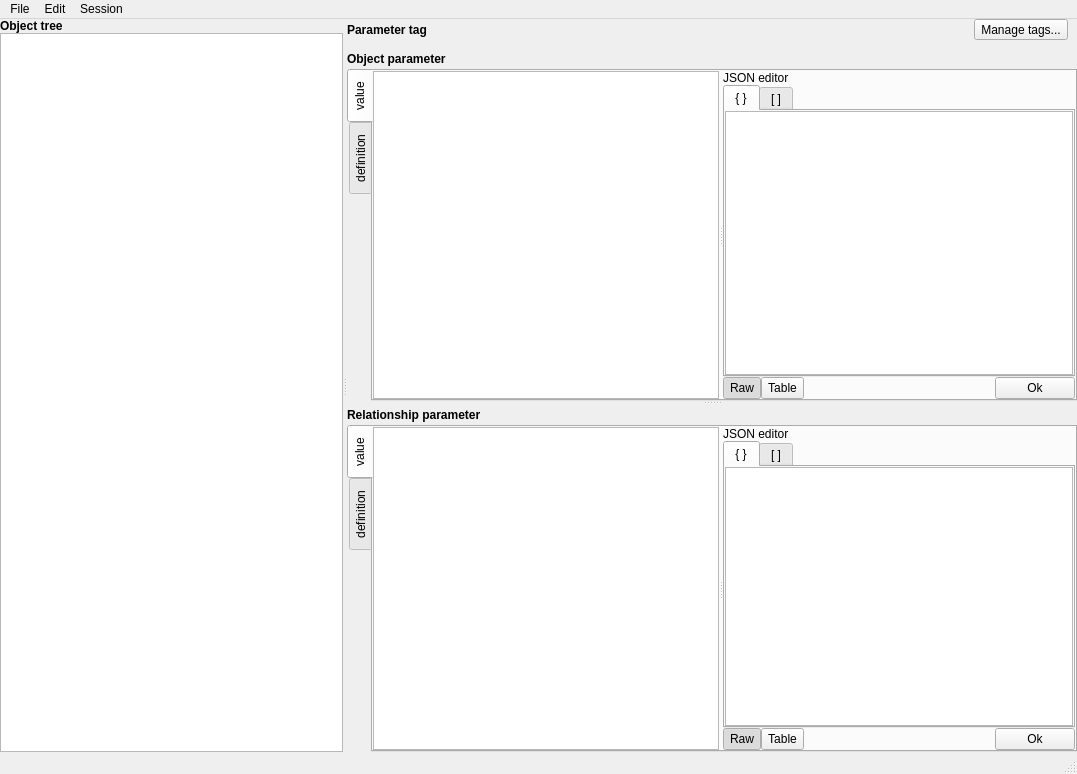
Old version of the form spinetoolbox/ui/tree_view_form.ui in the repository spine-tools/Spine-Toolbox.
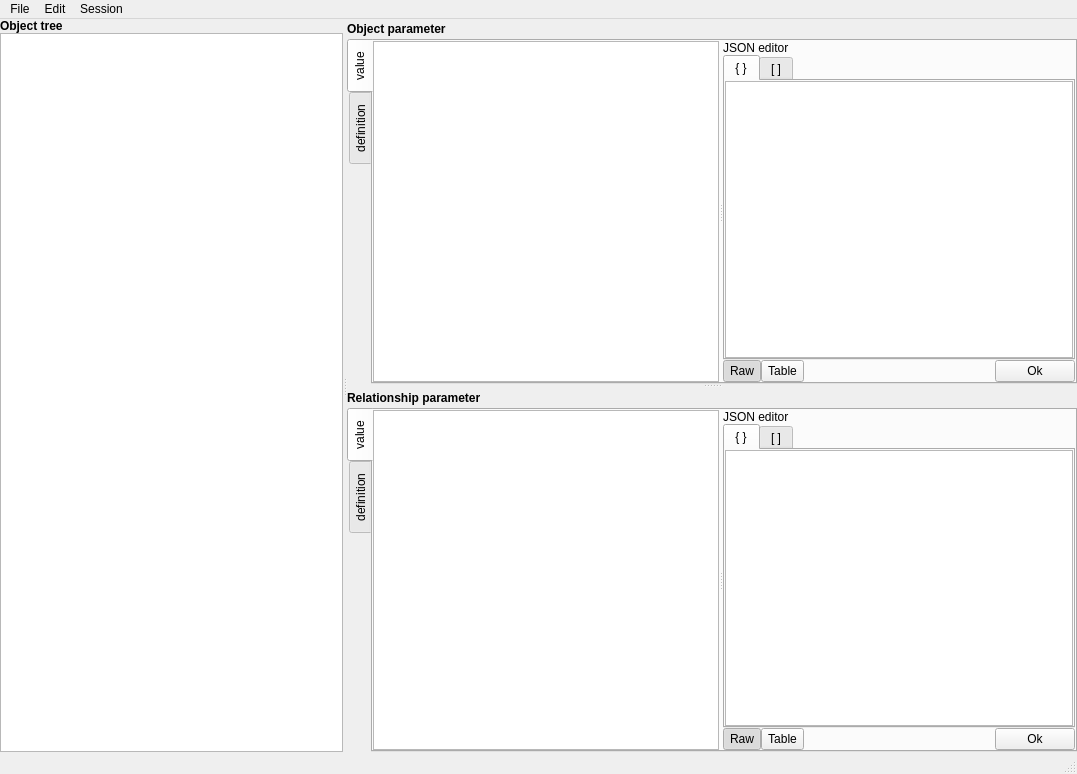
New version of the form. Icons and pictures are not drawn. Custom widgets are drawn as their Qt base class.

Commit message: Issue #253 updated: complete support for parameter tags.

```diff
--- a/spinetoolbox/ui/tree_view_form.ui
+++ b/spinetoolbox/ui/tree_view_form.ui
@@ -113,68 +113,6 @@
             <property name="leftMargin">
              <number>0</number>
             </property>
-            <item>
-             <layout class="QHBoxLayout" name="horizontalLayout_parameter_tag">
-              <property name="spacing">
-               <number>0</number>
-              </property>
-              <property name="rightMargin">
-               <number>9</number>
-              </property>
-              <property name="bottomMargin">
-               <number>9</number>
-              </property>
-              <item>
-               <widget class="QLabel" name="label_object_parameter_tag">
-                <property name="font">
-                 <font>
-                  <weight>75</weight>
-                  <bold>true</bold>
-                 </font>
-                </property>
-                <property name="text">
-                 <string>Parameter tag</string>
-                </property>
-                <property name="alignment">
-                 <set>Qt::AlignLeading|Qt::AlignLeft|Qt::AlignVCenter</set>
-                </property>
-               </widget>
-              </item>
-              <item>
-               <layout class="QHBoxLayout" name="horizontalLayout_parameter_tag_clicker">
-                <property name="spacing">
-                 <number>0</number>
-                </property>
-                <property name="sizeConstraint">
-                 <enum>QLayout::SetMinimumSize</enum>
-                </property>
-                <property name="leftMargin">
-                 <number>6</number>
-                </property>
-               </layout>
-              </item>
-              <item>
-               <spacer name="horizontalSpacer_6">
-                <property name="orientation">
-                 <enum>Qt::Horizontal</enum>
-                </property>
-                <property name="sizeHint" stdset="0">
-                 <size>
-                  <width>40</width>
-                  <height>20</height>
-                 </size>
-                </property>
-               </spacer>
-              </item>
-              <item>
-               <widget class="QToolButton" name="toolButton_manage_parameter_tags">
-                <property name="text">
-                 <string>Manage tags...</string>
-                </property>
-               </widget>
-              </item>
-             </layout>
-            </item>
             <item>
              <layout class="QHBoxLayout" name="horizontalLayout_9">
               <property name="spacing">
```
The commit also changes 7 other files.
